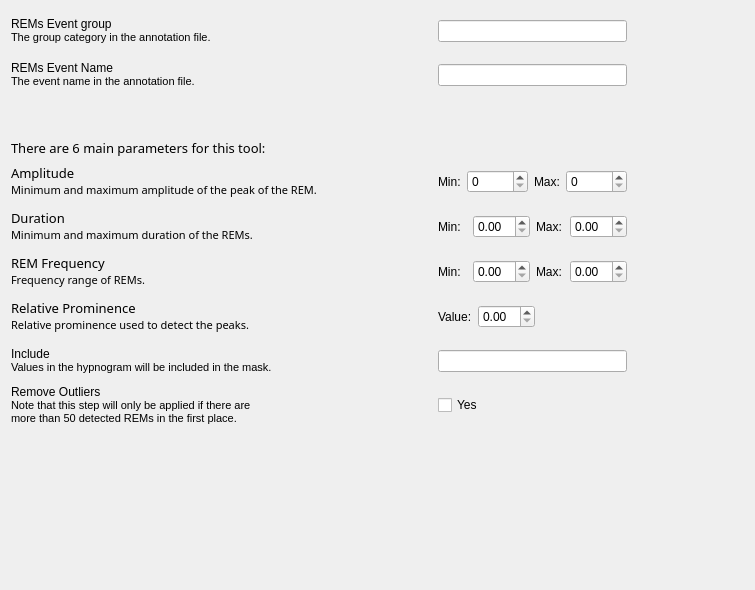
Above: tools/RapidEyeMovementTools/REMsDetectorYASA/DetectorStep/Ui_DetectorStep.ui from mhazad99/Rapid-Eye-Movement before the change. Below: the same form after it.
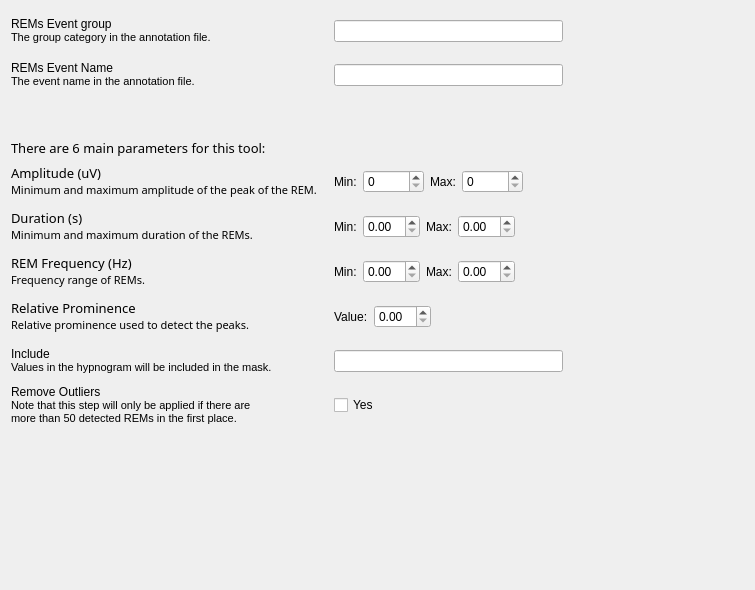
That is the form after the change.

Commit message: REMs detector tool algorithm detail updated

The edit to the form file:
```diff
--- a/tools/RapidEyeMovementTools/REMsDetectorYASA/DetectorStep/Ui_DetectorStep.ui
+++ b/tools/RapidEyeMovementTools/REMsDetectorYASA/DetectorStep/Ui_DetectorStep.ui
@@ -43,7 +43,7 @@
         <number>0</number>
        </property>
        <property name="text">
-        <string>&lt;html&gt;&lt;head/&gt;&lt;body&gt;&lt;p&gt;REM Frequency&lt;br/&gt;&lt;span style=&quot; font-size:8pt;&quot;&gt;Frequency range of REMs.&lt;/span&gt;&lt;/p&gt;&lt;/body&gt;&lt;/html&gt;</string>
+        <string>&lt;html&gt;&lt;head/&gt;&lt;body&gt;&lt;p&gt;REM Frequency (Hz)&lt;br/&gt;&lt;span style=&quot; font-size:8pt;&quot;&gt;Frequency range of REMs.&lt;/span&gt;&lt;/p&gt;&lt;/body&gt;&lt;/html&gt;</string>
        </property>
        <property name="wordWrap">
         <bool>true</bool>
@@ -90,22 +90,22 @@
           </property>
          </widget>
         </item>
+        <item>
+         <spacer name="horizontalSpacer_2">
+          <property name="orientation">
+           <enum>Qt::Horizontal</enum>
+          </property>
+          <property name="sizeHint" stdset="0">
+           <size>
+            <width>40</width>
+            <height>20</height>
+           </size>
+          </property>
+         </spacer>
+        </item>
        </layout>
       </widget>
      </item>
-     <item row="7" column="1">
-      <spacer name="horizontalSpacer_7">
-       <property name="orientation">
-        <enum>Qt::Horizontal</enum>
-       </property>
-       <property name="sizeHint" stdset="0">
-        <size>
-         <width>40</width>
-         <height>20</height>
-        </size>
-       </property>
-      </spacer>
-     </item>
      <item row="1" column="2">
       <widget class="QFrame" name="frame_6">
        <property name="frameShape">
@@ -296,19 +296,6 @@
        </property>
       </widget>
      </item>
-     <item row="4" column="1">
-      <spacer name="horizontalSpacer">
-       <property name="orientation">
-        <enum>Qt::Horizontal</enum>
-       </property>
-       <property name="sizeHint" stdset="0">
-        <size>
-         <width>40</width>
-         <height>20</height>
-        </size>
-       </property>
-      </spacer>
-     </item>
      <item row="6" column="3">
       <spacer name="horizontalSpacer_4">
        <property name="orientation">
@@ -322,19 +309,6 @@
        </property>
       </spacer>
      </item>
-     <item row="5" column="1">
-      <spacer name="horizontalSpacer_2">
-       <property name="orientation">
-        <enum>Qt::Horizontal</enum>
-       </property>
-       <property name="sizeHint" stdset="0">
-        <size>
-         <width>40</width>
-         <height>20</height>
-        </size>
-       </property>
-      </spacer>
-     </item>
      <item row="3" column="0" colspan="2">
       <widget class="QLabel" name="label">
        <property name="maximumSize">
@@ -363,19 +337,6 @@
        </property>
       </widget>
      </item>
-     <item row="6" column="1">
-      <spacer name="horizontalSpacer_3">
-       <property name="orientation">
-        <enum>Qt::Horizontal</enum>
-       </property>
-       <property name="sizeHint" stdset="0">
-        <size>
-         <width>40</width>
-         <height>20</height>
-        </size>
-       </property>
-      </spacer>
-     </item>
      <item row="8" column="0" colspan="2">
       <widget class="QLabel" name="label_16">
        <property name="lineWidth">
@@ -426,6 +387,19 @@
           </property>
          </widget>
         </item>
+        <item>
+         <spacer name="horizontalSpacer_3">
+          <property name="orientation">
+           <enum>Qt::Horizontal</enum>
+          </property>
+          <property name="sizeHint" stdset="0">
+           <size>
+            <width>40</width>
+            <height>20</height>
+           </size>
+          </property>
+         </spacer>
+        </item>
        </layout>
       </widget>
      </item>
@@ -450,7 +424,7 @@
         <number>0</number>
        </property>
        <property name="text">
-        <string>&lt;html&gt;&lt;head/&gt;&lt;body&gt;&lt;p&gt;Duration&lt;br/&gt;&lt;span style=&quot; font-size:8pt;&quot;&gt;Minimum and maximum duration of the REMs.&lt;/span&gt;&lt;/p&gt;&lt;/body&gt;&lt;/html&gt;</string>
+        <string>&lt;html&gt;&lt;head/&gt;&lt;body&gt;&lt;p&gt;Duration (s)&lt;br/&gt;&lt;span style=&quot; font-size:8pt;&quot;&gt;Minimum and maximum duration of the REMs.&lt;/span&gt;&lt;/p&gt;&lt;/body&gt;&lt;/html&gt;</string>
        </property>
       </widget>
      </item>
@@ -487,7 +461,7 @@
         <number>0</number>
        </property>
        <property name="text">
-        <string>&lt;html&gt;&lt;head/&gt;&lt;body&gt;&lt;p&gt;Amplitude&lt;br/&gt;&lt;span style=&quot; font-size:8pt;&quot;&gt;Minimum and maximum amplitude of the peak of the REM.&lt;/span&gt;&lt;/p&gt;&lt;/body&gt;&lt;/html&gt;</string>
+        <string>&lt;html&gt;&lt;head/&gt;&lt;body&gt;&lt;p&gt;Amplitude (uV)&lt;br/&gt;&lt;span style=&quot; font-size:8pt;&quot;&gt;Minimum and maximum amplitude of the peak of the REM.&lt;/span&gt;&lt;/p&gt;&lt;/body&gt;&lt;/html&gt;</string>
        </property>
       </widget>
      </item>
@@ -531,9 +505,100 @@
           </property>
          </widget>
         </item>
+        <item>
+         <spacer name="horizontalSpacer">
+          <property name="orientation">
+           <enum>Qt::Horizontal</enum>
+          </property>
+          <property name="sizeHint" stdset="0">
+           <size>
+            <width>40</width>
+            <height>20</height>
+           </size>
+          </property>
+         </spacer>
+        </item>
        </layout>
       </widget>
      </item>
+     <item row="0" column="3">
+      <spacer name="horizontalSpacer_6">
+       <property name="orientation">
+        <enum>Qt::Horizontal</enum>
+       </property>
+       <property name="sizeHint" stdset="0">
+        <size>
+         <width>40</width>
+         <height>20</height>
+        </size>
+       </property>
+      </spacer>
+     </item>
+     <item row="1" column="3">
+      <spacer name="horizontalSpacer_8">
+       <property name="orientation">
+        <enum>Qt::Horizontal</enum>
+       </property>
+       <property name="sizeHint" stdset="0">
+        <size>
+         <width>40</width>
+         <height>20</height>
+        </size>
+       </property>
+      </spacer>
+     </item>
+     <item row="4" column="3">
+      <spacer name="horizontalSpacer_9">
+       <property name="orientation">
+        <enum>Qt::Horizontal</enum>
+       </property>
+       <property name="sizeHint" stdset="0">
+        <size>
+         <width>40</width>
+         <height>20</height>
+        </size>
+       </property>
+      </spacer>
+     </item>
+     <item row="5" column="3">
+      <spacer name="horizontalSpacer_10">
+       <property name="orientation">
+        <enum>Qt::Horizontal</enum>
+       </property>
+       <property name="sizeHint" stdset="0">
+        <size>
+         <width>40</width>
+         <height>20</height>
+        </size>
+       </property>
+      </spacer>
+     </item>
+     <item row="8" column="3">
+      <spacer name="horizontalSpacer_11">
+       <property name="orientation">
+        <enum>Qt::Horizontal</enum>
+       </property>
+       <property name="sizeHint" stdset="0">
+        <size>
+         <width>40</width>
+         <height>20</height>
+        </size>
+       </property>
+      </spacer>
+     </item>
+     <item row="9" column="3">
+      <spacer name="horizontalSpacer_12">
+       <property name="orientation">
+        <enum>Qt::Horizontal</enum>
+       </property>
+       <property name="sizeHint" stdset="0">
+        <size>
+         <width>40</width>
+         <height>20</height>
+        </size>
+       </property>
+      </spacer>
+     </item>
     </layout>
    </item>
   </layout>
```
The commit also changes 19 other files.
